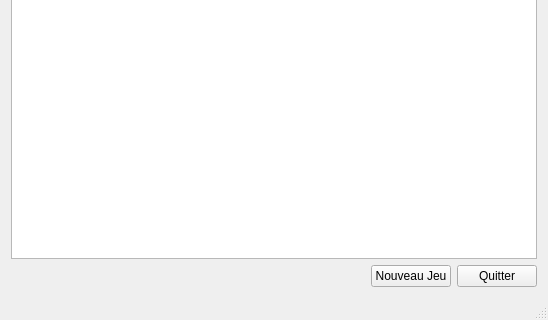
Before: the Qt Designer form preprojet/CV/Gauffre/GameWindow.ui in paboccard/Projet_Prog_Jeu, drawn with Qt 5; both pictures show x 0 to 548 and y 206 to 526 of the 548 by 526 pixel window.
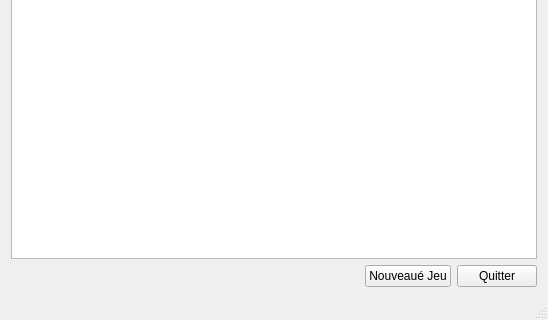
After: the same form once the commit is applied.

Commit message: centrage de la fenetre

Diff of the .ui file:
```diff
--- a/preprojet/CV/Gauffre/GameWindow.ui
+++ b/preprojet/CV/Gauffre/GameWindow.ui
@@ -45,7 +45,7 @@
          <string/>
         </property>
         <property name="text">
-         <string>Nouveau Jeu</string>
+         <string>Nouveaué Jeu</string>
         </property>
        </widget>
       </item>
```
The commit also changes 2 other files.
